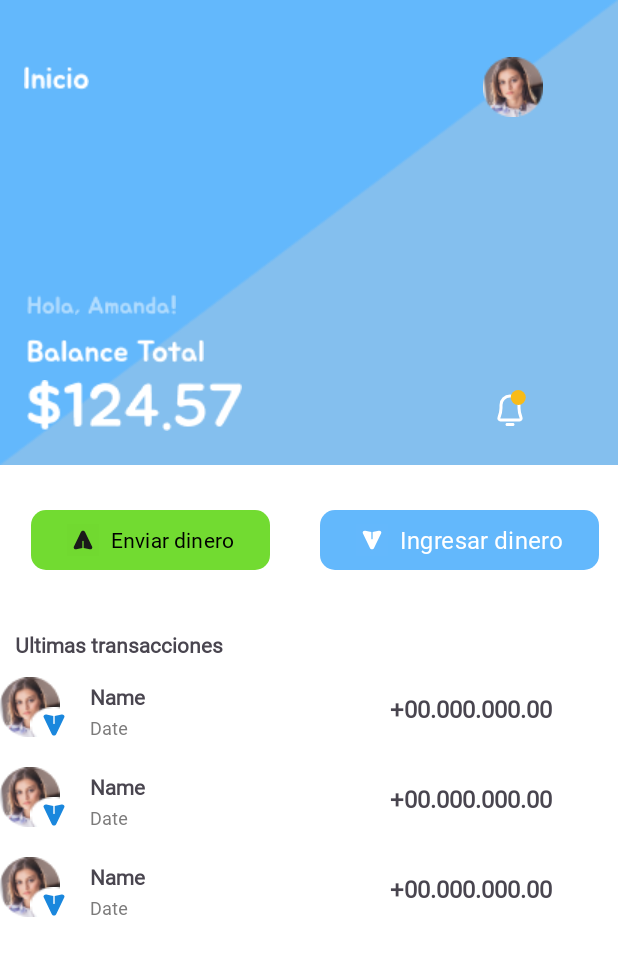
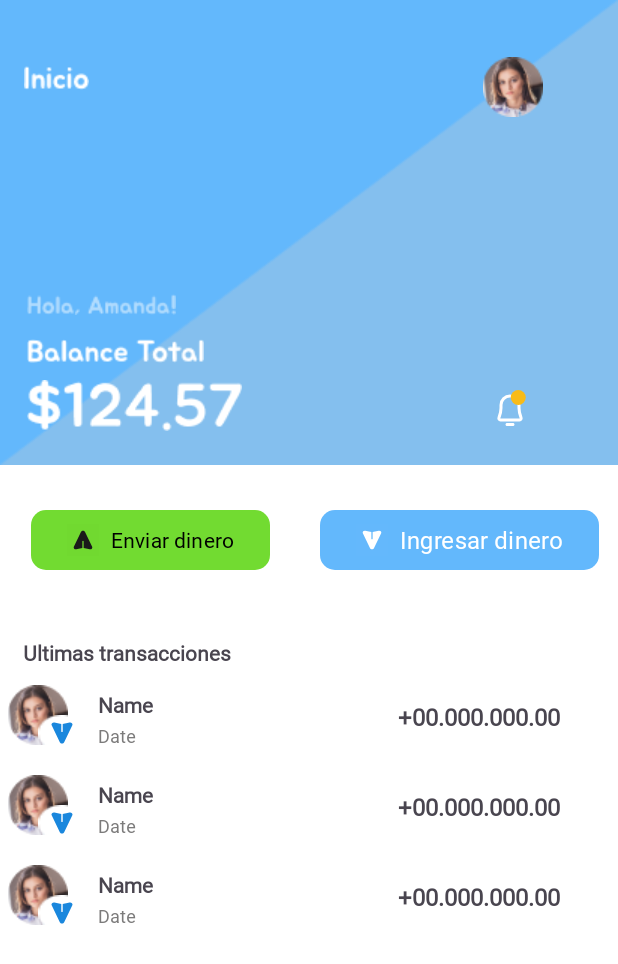
Before and after one commit to garayaz/alkewalletapp, an Android app: the layout activity_home_page.xml on its own in the app's theme, with its tools: preview values and no code run, on a phone screen of 412 x 824 dp. Shown: the top 964 px of the screen. Run offline under Robolectric (Android 15) with nearby library versions, the phone set to English and light mode, and no system bars.

Commit message:
implementacion tarea 5, login, signup y transacciones en home page

```diff
--- a/app/build.gradle.kts
+++ b/app/build.gradle.kts
@@ -72,5 +72,4 @@ dependencies {
     ksp("com.google.dagger:hilt-compiler:2.48")
 
 
-
 }
--- a/app/src/main/java/araya/gonzalo/alkewallwt/ui/view/HomePageEmptyActivity.kt
+++ b/app/src/main/java/araya/gonzalo/alkewallwt/ui/view/HomePageEmptyActivity.kt
@@ -11,7 +11,6 @@ class HomePageEmptyActivity : AppCompatActivity() {
         super.onCreate(savedInstanceState)
         binding = ActivityHomePageEmptyBinding.inflate(layoutInflater)
         setContentView(binding.root)
-      //  setContentView(R.layout.activity_home_page_empty)
 
         //Se define OnClick para que al dar click sobre el boton Login, salte a la activity Home Page
         val botonverde = binding.hpButtonVerde
--- a/app/src/main/java/araya/gonzalo/alkewallwt/ui/LoginPageActivityResp.kt
+++ b/app/src/main/java/araya/gonzalo/alkewallwt/ui/view/LoginPageActivityResp.kt
@@ -1,4 +1,4 @@
-package araya.gonzalo.alkewallwt.ui
+package araya.gonzalo.alkewallwt.ui.view
 
 class LoginPageActivityResp {
 /**
--- a/app/src/main/java/araya/gonzalo/alkewallwt/viewmodel/LoginViewModel.kt
+++ b/app/src/main/java/araya/gonzalo/alkewallwt/viewmodel/LoginViewModel.kt
@@ -10,11 +10,13 @@ import kotlinx.coroutines.launch
  * View model encargado de hacer el Login de la app
  */
 class LoginViewModel : ViewModel() {
-    //Variable LiveData que va a informar a la vista el login
+    // este viewModel deberia conectarse a una api para hacer el login, enviando
+    // el email y la contrasena
+    //Variable LiveData que va a informar a la vista el login, entrega un resultado booleano
     val loginResultLiveData = MutableLiveData<Boolean>()
 
     /**
-     * funcion que implementa una corrrutina para llamar a la Api
+     * funcion que implementa una corrrutina para llamar en el futuro a la Api
      */
     fun hacerLogin(email: String, contrasena: String) {
         CoroutineScope(Dispatchers.IO).launch {
--- a/app/src/main/java/araya/gonzalo/alkewallwt/viewmodel/RegisterViewModel.kt
+++ b/app/src/main/java/araya/gonzalo/alkewallwt/viewmodel/RegisterViewModel.kt
@@ -7,14 +7,16 @@ import kotlinx.coroutines.Dispatchers
 import kotlinx.coroutines.launch
 
 class RegisterViewModel: ViewModel() {
+    //Este viewModel deberia conectarse con una api para hacer el registro del nuevo usuario
 
     val RegistrationValid = MutableLiveData<Boolean>()
 
-    fun hacerRegistro(firstName: String, lastName: String, email: String, password: String) {
+//Se hacen las validaciones de los datos ingresados por el usuario en la funcion "hacerRegistro"
+    fun hacerRegistro(firstName: String, lastName: String, email: String, password: String, repassword: String) {
         CoroutineScope(Dispatchers.IO).launch {
             try {
                 //Llamar a la API
-                if (firstName.isNotEmpty() && lastName.isNotEmpty() && email.isNotEmpty() && password.isNotEmpty()) {
+                if ((firstName.isNotEmpty() && lastName.isNotEmpty() && email.isNotEmpty() && password.isNotEmpty()) && password == repassword) {
                     RegistrationValid.postValue(true)
 
                 } else {
--- a/app/src/main/res/layout/activity_home_page.xml
+++ b/app/src/main/res/layout/activity_home_page.xml
@@ -3,8 +3,10 @@
     xmlns:app="http://schemas.android.com/apk/res-auto"
     xmlns:tools="http://schemas.android.com/tools"
     android:layout_width="match_parent"
-    android:layout_height="wrap_content"
+    android:layout_height="match_parent"
+    android:background="@color/white"
     tools:context=".ui.view.HomePageActivity"
+    android:usesCleartextTraffic="true"
     android:id="@+id/home">
 
     <androidx.constraintlayout.widget.ConstraintLayout
@@ -137,12 +139,13 @@
 
     <LinearLayout
         android:id="@+id/llhp2"
-        android:layout_width="match_parent"
-        android:layout_height="wrap_content"
+        android:layout_width="0dp"
+        android:layout_height="0dp"
+        android:layout_margin="5dp"
         android:background="@color/white"
         android:orientation="vertical"
+        app:layout_constraintBottom_toBottomOf="parent"
         app:layout_constraintEnd_toEndOf="parent"
-        app:layout_constraintHorizontal_weight="6"
         app:layout_constraintStart_toStartOf="parent"
         app:layout_constraintTop_toBottomOf="@+id/constraintLayout2">
 
@@ -150,25 +153,21 @@
             android:id="@+id/img_hp_ult_transac"
             android:layout_width="match_parent"
             android:layout_height="wrap_content"
+            android:layout_marginStart="10dp"
+            android:layout_marginTop="10dp"
+            android:layout_marginBottom="2dp"
+            android:fontFamily="@font/jua"
             android:text="@string/ultimas_transacciones"
-            android:fontFamily="@font/jua"
+            android:textAlignment="viewStart"
             android:textStyle="bold"
-            android:textAlignment="viewStart"
-            android:layout_marginStart="10dp"
-            android:layout_marginBottom="2dp"
-            android:layout_marginTop="10dp"
             app:srcCompat="@drawable/last_transactions" />
 
-
-
-            <androidx.recyclerview.widget.RecyclerView
-                android:id="@+id/transactions"
-                android:layout_width="wrap_content"
-                android:layout_height="520dp"
-                tools:listitem="@layout/transactions_item"
-                app:layoutManager="androidx.recyclerview.widget.LinearLayoutManager"/>
-
-
+        <androidx.recyclerview.widget.RecyclerView
+            android:id="@+id/transactions"
+            android:layout_width="match_parent"
+            android:layout_height="match_parent"
+            app:layoutManager="androidx.recyclerview.widget.LinearLayoutManager"
+            tools:listitem="@layout/transactions_item" />
     </LinearLayout>
 
 
--- a/app/src/main/res/layout/transactions_item.xml
+++ b/app/src/main/res/layout/transactions_item.xml
@@ -46,6 +46,7 @@
         android:id="@+id/amountItem"
         android:layout_width="wrap_content"
         android:layout_height="wrap_content"
+        android:textAlignment="textEnd"
         android:paddingEnd="2dp"
         android:layout_marginStart="260dp"
         android:layout_marginTop="20dp"
```
Also changed, not shown: app/src/main/java/araya/gonzalo/alkewallwt/ui/adapter/TransactionsViewAdapter.kt (+10 -2 lines), app/src/main/java/araya/gonzalo/alkewallwt/ui/view/HomePageActivity.kt (+9 -9 lines), app/src/main/java/araya/gonzalo/alkewallwt/ui/view/LoginPageActivity.kt (+2 -9 lines), app/src/main/java/araya/gonzalo/alkewallwt/ui/view/LoginSignupPageActivity.kt (+13 -2 lines), app/src/main/java/araya/gonzalo/alkewallwt/ui/view/SignupPageActivity.kt (+17 -31 lines), app/src/main/java/araya/gonzalo/alkewallwt/ui/view/SplashScreenActivity.kt (+10 -7 lines), app/src/main/java/araya/gonzalo/alkewallwt/viewmodel/HomeViewModel.kt (+11 -9 lines).
